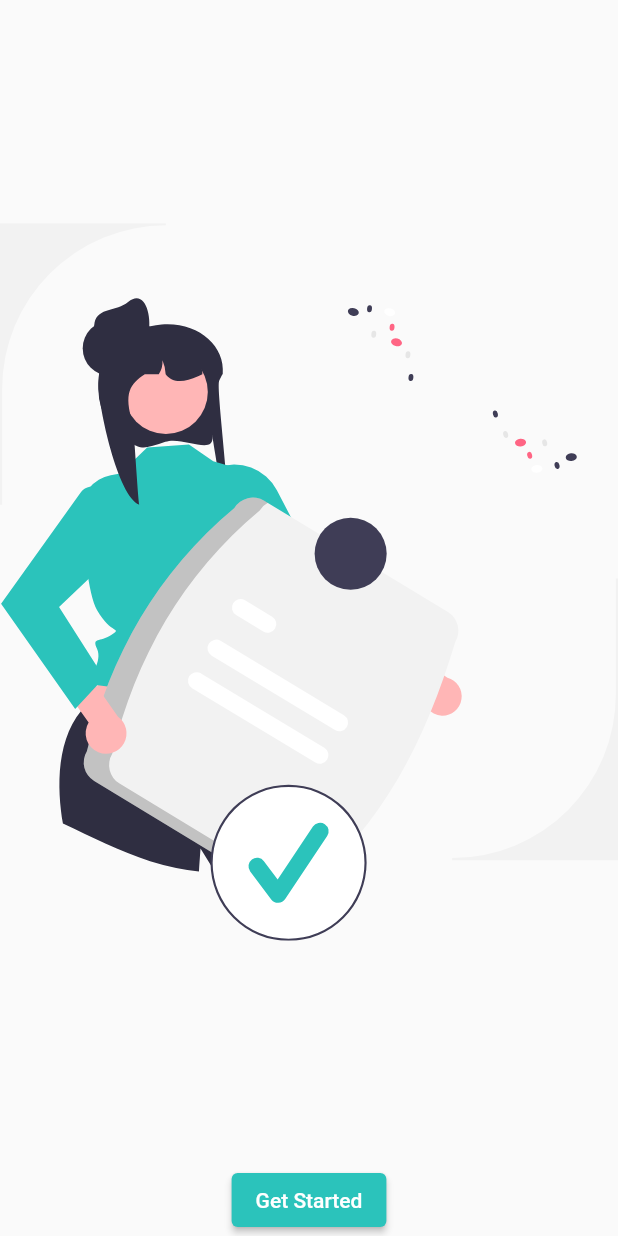
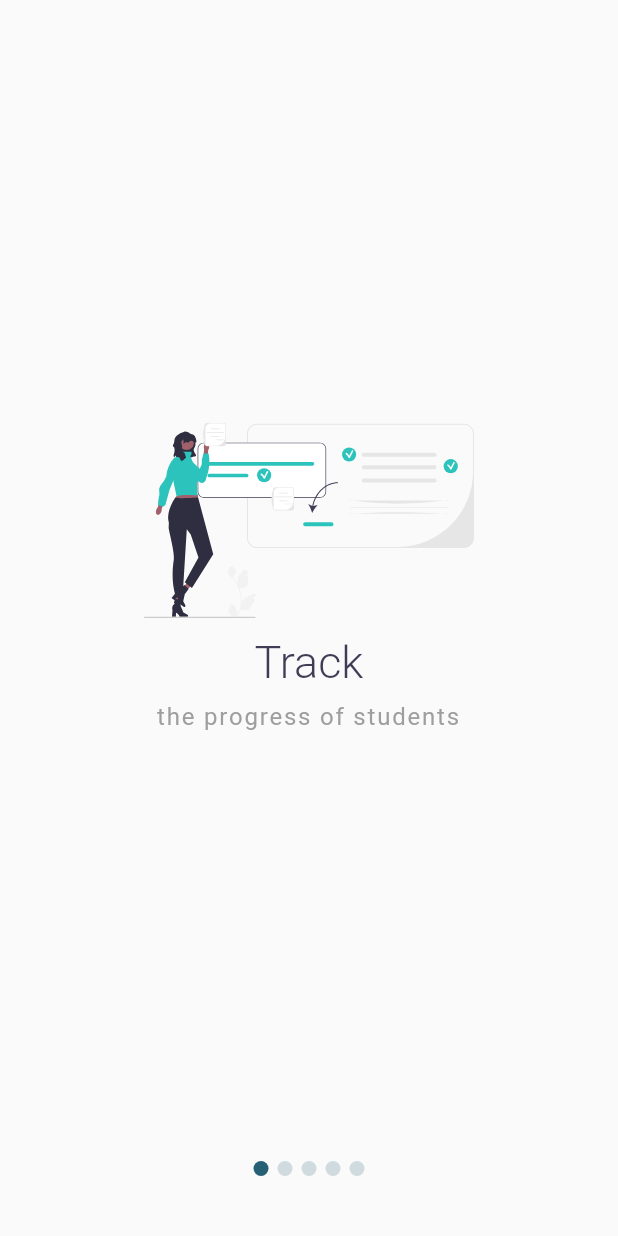
Before and after one commit to Bisher01/SMS_mobile, a Flutter app: the WelcomeScreen screen opened directly, on a phone screen of 412 x 824 dp. Run offline on Flutter 3.47's test engine with Material 2 defaults, Android fonts, the phone set to English and light mode, and no system bars; our stand-ins replace flutter_svg.

Commit message:
welcome pageView

```diff
--- a/lib/main.dart
+++ b/lib/main.dart
@@ -12,9 +12,10 @@ class MyApp extends StatelessWidget {
   @override
   Widget build(BuildContext context) {
     return MaterialApp(
+      debugShowCheckedModeBanner: false,
       title: 'Flutter Demo',
       theme: ThemeData(),
-      home: LoginScreen(),
+      home: const WelcomeScreen(),
     );
   }
 }
--- /dev/null
+++ b/lib/screens/data/welcome_items.dart
@@ -0,0 +1,22 @@
+List items = [
+  {
+    "header": "Track",
+    "description": "the progress of students",
+    "image": "assets/track.svg"
+  },
+  {
+    "header": "Take Online Exams",
+    "description": "No more 'being sick' excuses",
+    "image": "assets/exams.svg"
+  },
+  {
+    "header": "Online Classes",
+    "description": "Not even COVID can stop you from learning",
+    "image": "assets/classes.svg"
+  },
+  {
+    "header": "Display",
+    "description": "Curriculum, schedule, homeworks and so much more",
+    "image": "assets/display.svg"
+  },
+];
--- a/lib/screens/login.dart
+++ b/lib/screens/login.dart
@@ -33,7 +33,7 @@ class _LoginScreenState extends State<LoginScreen> {
   @override
   Widget build(BuildContext context) {
     var containerWidth = widgetSize.getWidth(400, context);
-    var containerHeight = widgetSize.getHeight(400, context);
+    var containerHeight = widgetSize.getHeight(600, context);
     return Scaffold(
       //backgroundColor: const Color(0Xff2BC3BB),
       body: Container(
@@ -61,24 +61,17 @@ class _LoginScreenState extends State<LoginScreen> {
             width: containerWidth,
             height: containerHeight,
             //color: Colors.white,
-            child: Row(
+            child: Column(
               children: [
                 SizedBox(
                   width: containerWidth / 2,
-                  height: containerHeight,
+                  height: containerHeight / 3,
                   child: SvgPicture.asset(
                     'assets/login.svg',
                   ),
                 ),
-                Container(
-                  color: Colors.white,
-                  width: containerWidth / 2,
-                  height: containerHeight,
-                  child: Padding(
-                    padding: EdgeInsets.symmetric(
-                      horizontal: containerWidth / 10,
-                      vertical: containerHeight / 10,
-                    ),
+                Padding(
+                  padding: const EdgeInsets.all(8.0),
                   child: Column(
                     children: [
                       const Text(
@@ -281,7 +274,6 @@ class _LoginScreenState extends State<LoginScreen> {
                     ],
                   ),
                 ),
-                ),
               ],
             ),
           ),
--- a/lib/screens/screens.dart
+++ b/lib/screens/screens.dart
@@ -1,2 +1,3 @@
 export 'login.dart';
 export 'welcome.dart';
+export '../screens/data/welcome_items.dart';
--- a/lib/screens/welcome.dart
+++ b/lib/screens/welcome.dart
@@ -1,31 +1,134 @@
 import 'package:flutter/material.dart';
 import 'package:flutter_svg/flutter_svg.dart';
+import '../screens/screens.dart';
 
-class WelcomeScreen extends StatelessWidget {
+class WelcomeScreen extends StatefulWidget {
   const WelcomeScreen({Key? key}) : super(key: key);
+
+  @override
+  State<WelcomeScreen> createState() => _WelcomeScreenState();
+}
+
+class _WelcomeScreenState extends State<WelcomeScreen> {
+  double currentPage = 0.0;
+  bool isLast = false;
+  final _pageViewController = PageController();
+  List<Widget> slides = items
+      .map(
+        (item) => Container(
+          padding: const EdgeInsets.symmetric(horizontal: 18.0),
+          child: Column(
+            children: <Widget>[
+              Flexible(
+                flex: 1,
+                fit: FlexFit.tight,
+                child: SvgPicture.asset(
+                  item['image'],
+                  fit: BoxFit.fitWidth,
+                  width: 220.0,
+                  alignment: Alignment.bottomCenter,
+                ),
+              ),
+              Flexible(
+                flex: 1,
+                fit: FlexFit.tight,
+                child: Container(
+                  padding: const EdgeInsets.symmetric(horizontal: 30.0),
+                  child: Column(
+                    children: <Widget>[
+                      Padding(
+                        padding: const EdgeInsets.only(
+                          top: 12,
+                        ),
+                        child: Text(
+                          item['header'],
+                          style: const TextStyle(
+                            fontSize: 30.0,
+                            fontWeight: FontWeight.w300,
+                            color: Color(0XFF3F3D56),
+                            //height: 2.0,
+                          ),
+                        ),
+                      ),
+                      Padding(
+                        padding: const EdgeInsets.only(
+                          top: 8,
+                        ),
+                        child: Text(
+                          item['description'],
+                          style: const TextStyle(
+                              color: Colors.grey,
+                              letterSpacing: 1.2,
+                              fontSize: 16.0,
+                              height: 1.3),
+                          textAlign: TextAlign.center,
+                        ),
+                      ),
+                    ],
+                  ),
+                ),
+              ),
+            ],
+          ),
+        ),
+      )
+      .toList();
+  List<Widget> indicator() => List<Widget>.generate(
+        slides.length + 1,
+        (index) => Container(
+          margin: const EdgeInsets.symmetric(horizontal: 3.0),
+          height: 10.0,
+          width: 10.0,
+          decoration: BoxDecoration(
+            color: currentPage.round() == index
+                ? const Color(
+                    0XFF256075,
+                  )
+                : const Color(
+                    0XFF256075,
+                  ).withOpacity(
+                    0.2,
+                  ),
+            borderRadius: BorderRadius.circular(
+              10.0,
+            ),
+          ),
+        ),
+      );
 
   @override
   Widget build(BuildContext context) {
     return Scaffold(
-      body: Column(
-        children: [
-          Expanded(
-            child: SvgPicture.asset(
-              'assets/login.svg',
-              fit: BoxFit.scaleDown,
-            ),
+      body: Stack(
+        children: <Widget>[
+          PageView.builder(
+            controller: _pageViewController,
+            itemCount: slides.length + 1,
+            itemBuilder: (BuildContext context, int index) {
+              if (index == slides.length) {
+                isLast = true;
+              } else {
+                isLast = false;
+              }
+              _pageViewController.addListener(() {
+                setState(() {
+                  currentPage = _pageViewController.page!;
+                });
+              });
+              if (!isLast)
+                return slides[index];
+              else
+                return LoginScreen();
+            },
           ),
-          ElevatedButton(
-            style: ElevatedButton.styleFrom(
-              primary: const Color(
-                0Xff2bc3bb,
-              ),
-            ),
-            onPressed: () {},
-            child: const Text(
-              'Get Started',
-              style: TextStyle(
-                color: Colors.white,
+          Align(
+            alignment: Alignment.bottomCenter,
+            child: Container(
+              margin: const EdgeInsets.only(top: 70.0),
+              padding: const EdgeInsets.symmetric(vertical: 40.0),
+              child: Row(
+                mainAxisAlignment: MainAxisAlignment.center,
+                children: indicator(),
               ),
             ),
           ),
```
Also changed, not shown: assets/classes.svg (added), assets/display.svg (added), assets/exams.svg (added), assets/track.svg (added). Lines whose indentation alone changed are shown as unchanged.
